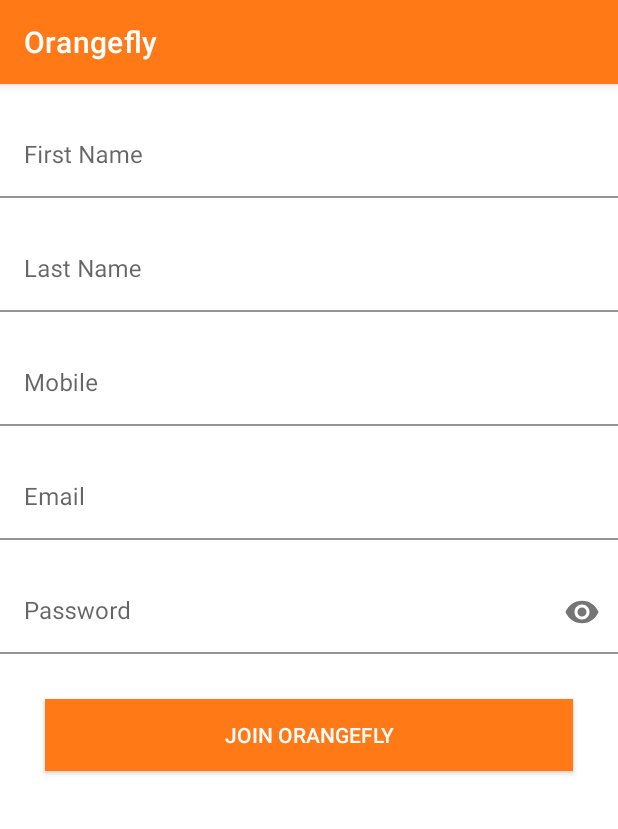
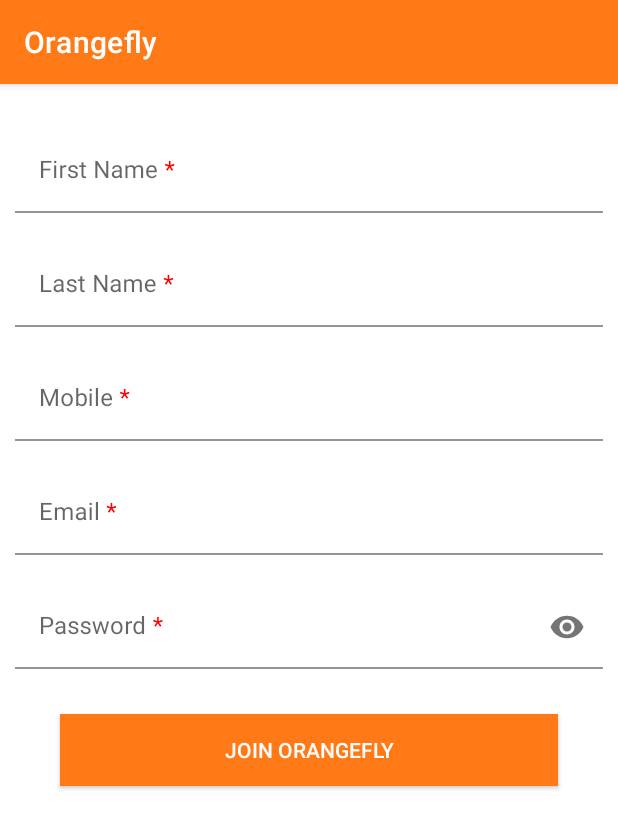
Before and after one commit to Apprail/orangefly, an Android app: the fragment SignUpFragment shown on its own in the app's theme, on a phone screen of 412 x 824 dp. Shown: the top 829 px of the screen. Run offline under Robolectric (Android 15) with nearby library versions, the light colour scheme and no system bars.

Commit message:
Added signup module

```diff
--- a/app/src/main/java/com/example/orangefly/AnotherActivity.java
+++ b/app/src/main/java/com/example/orangefly/AnotherActivity.java
@@ -8,6 +8,7 @@
 import androidx.fragment.app.FragmentTransaction;
 
 import com.example.orangefly.ui.login.LoginFragment;
+import com.example.orangefly.ui.login.SignUpFragment;
 import com.example.orangefly.ui.prints.PrintFragment;
 
 public class AnotherActivity extends AppCompatActivity {
@@ -24,6 +25,9 @@
         switch (item) {
             case "Login":
                 fragment = new LoginFragment();
+                break;
+            case "SignUp":
+                fragment = new SignUpFragment();
                 break;
             case "Prints":
                 fragment = new PrintFragment();
--- a/app/src/main/res/layout/fragment_signup.xml
+++ b/app/src/main/res/layout/fragment_signup.xml
@@ -7,6 +7,7 @@
     android:layout_height="wrap_content"
     android:gravity="center"
     android:focusable="true"
+    android:layout_margin="10dp"
     android:background="@color/white"
     android:focusableInTouchMode="true">
 
@@ -20,8 +21,9 @@
             android:layout_height="wrap_content"
             android:id="@+id/sign_up_firstname"
             android:background="@color/white"
-            android:hint="First Name"
+            android:hint="@string/hint_first_name"
             android:imeOptions="actionNext"
+            android:importantForAutofill="no"
             android:inputType="text"/>
     </com.google.android.material.textfield.TextInputLayout>
 
@@ -35,8 +37,9 @@
             android:layout_height="wrap_content"
             android:id="@+id/sign_up_lastname"
             android:background="@color/white"
-            android:hint="Last Name"
+            android:hint="@string/hint_last_name"
             android:imeOptions="actionNext"
+            android:importantForAutofill="no"
             android:inputType="text"/>
     </com.google.android.material.textfield.TextInputLayout>
 
@@ -50,8 +53,9 @@
             android:layout_height="wrap_content"
             android:id="@+id/sign_up_mobile"
             android:background="@color/white"
-            android:hint="Mobile"
+            android:hint="@string/hint_mobile"
             android:imeOptions="actionNext"
+            android:importantForAutofill="no"
             android:inputType="number"/>
     </com.google.android.material.textfield.TextInputLayout>
 
@@ -65,8 +69,9 @@
             android:layout_height="wrap_content"
             android:id="@+id/sign_up_email"
             android:background="@color/white"
-            android:hint="Email"
+            android:hint="@string/hint_email"
             android:imeOptions="actionNext"
+            android:importantForAutofill="no"
             android:inputType="textEmailAddress"/>
     </com.google.android.material.textfield.TextInputLayout>
 
@@ -81,9 +86,10 @@
             android:layout_height="wrap_content"
             android:id="@+id/sign_up_password"
             android:background="@color/white"
-            android:hint="Password"
+            android:hint="@string/hint_pwd"
             android:imeOptions="actionDone"
-            android:inputType="textPassword"/>
+            android:inputType="textPassword"
+            android:importantForAutofill="no"/>
     </com.google.android.material.textfield.TextInputLayout>
 
     <android.widget.Button
@@ -94,7 +100,7 @@
         android:id="@+id/btn_sign_up_join"
         android:background="@color/logo_orange"
         android:textColor="@color/white"
-        android:text="Join Orangefly"
+        android:text="@string/sign_up"
         />
 
 </LinearLayout>
--- a/app/src/main/res/values/strings.xml
+++ b/app/src/main/res/values/strings.xml
@@ -12,8 +12,15 @@
     <string name="continue_cart">Continue Shopping</string>
     <string name="greetings_text">Hello  </string>
     <string name="sign_in">Sign in</string>
+    <string name="sign_up">Join Orangefly</string>
+    <string name="forget_pwd">Forgot Password?</string>
     <string name="sign_out"><u>Sign out</u></string>
     <string name="email">Email Id</string>
     <string name="submit">Submit</string>
-    <string name="hint_email">Email</string>
+    <string name="hint_first_name">First Name<font color='#FF0000'> *</font></string>
+    <string name="hint_last_name">Last Name<font color='#FF0000'> *</font></string>
+    <string name="hint_mobile">Mobile<font color='#FF0000'> *</font></string>
+    <string name="hint_email">Email<font color='#FF0000'> *</font></string>
+    <string name="hint_pwd">Password<font color='#FF0000'> *</font></string>
+    <string name="hint_email_pwd">Email/Mobile<font color='#FF0000'> *</font></string>
 </resources>
```
Also changed, not shown: app/src/main/java/com/example/orangefly/models/Login.java (+9 -0 lines), app/src/main/java/com/example/orangefly/ui/login/LoginFragment.java (+25 -9 lines), app/src/main/java/com/example/orangefly/ui/login/SignUpFragment.java (+8 -1 lines), app/src/main/res/layout/fragment_login.xml (+6 -5 lines), 1 other file.
